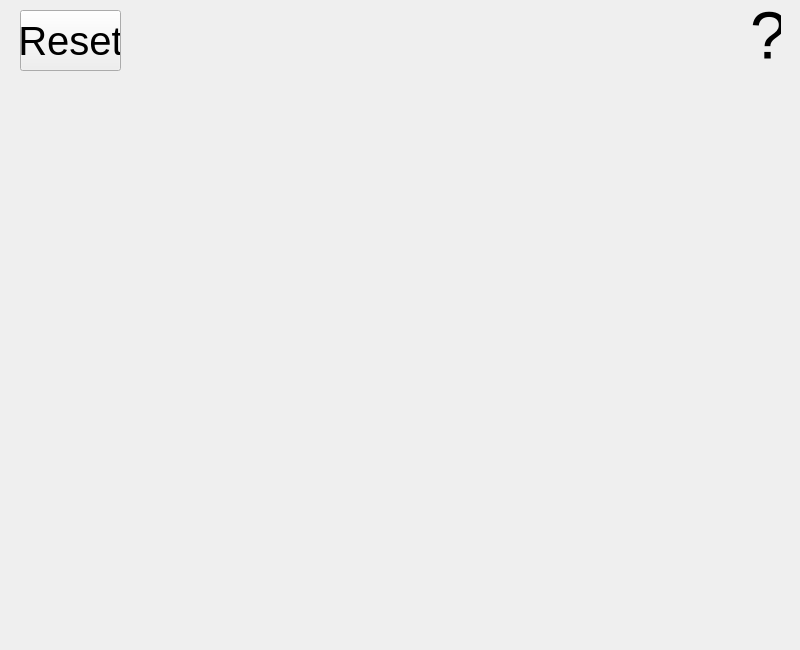
The window that mixingmodel.ui (University-of-Utah-CS3505/a9-edu-app-DDDragonz) describes before a commit, drawn with Qt 5.
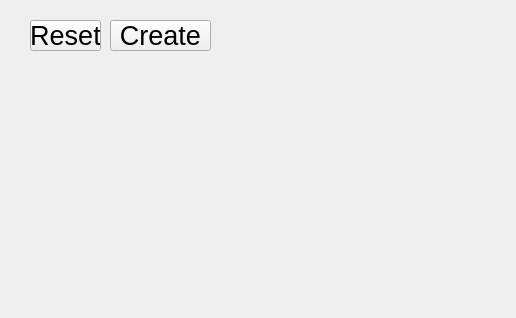
The same window after the commit.

The edit to the form file:
```diff
--- a/mixingmodel.ui
+++ b/mixingmodel.ui
@@ -6,8 +6,8 @@
    <rect>
     <x>0</x>
     <y>0</y>
-    <width>800</width>
-    <height>650</height>
+    <width>516</width>
+    <height>318</height>
    </rect>
   </property>
   <property name="windowTitle">
@@ -16,37 +16,37 @@
   <widget class="QPushButton" name="reset">
    <property name="geometry">
     <rect>
-     <x>20</x>
-     <y>10</y>
-     <width>101</width>
-     <height>61</height>
+     <x>30</x>
+     <y>20</y>
+     <width>71</width>
+     <height>31</height>
     </rect>
    </property>
    <property name="font">
     <font>
-     <pointsize>30</pointsize>
+     <pointsize>20</pointsize>
     </font>
    </property>
    <property name="text">
     <string>Reset</string>
    </property>
   </widget>
-  <widget class="QLabel" name="questionMark">
+  <widget class="QPushButton" name="create">
    <property name="geometry">
     <rect>
-     <x>750</x>
-     <y>0</y>
-     <width>31</width>
-     <height>71</height>
+     <x>110</x>
+     <y>20</y>
+     <width>101</width>
+     <height>31</height>
     </rect>
    </property>
    <property name="font">
     <font>
-     <pointsize>50</pointsize>
+     <pointsize>20</pointsize>
     </font>
    </property>
    <property name="text">
-    <string>?</string>
+    <string>Create</string>
    </property>
   </widget>
  </widget>
```
